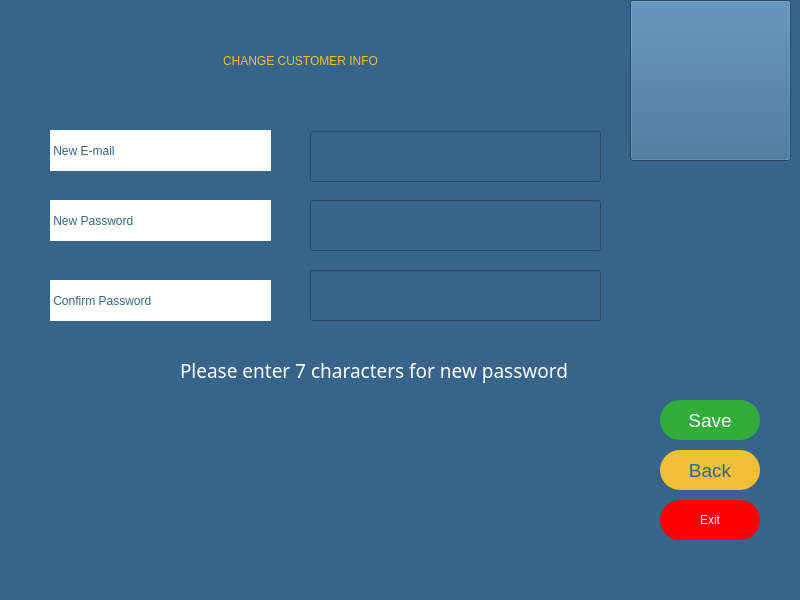
Above: settingscustomer.ui from melihorhanyilmaz/Project before the change. Below: the same form after it.
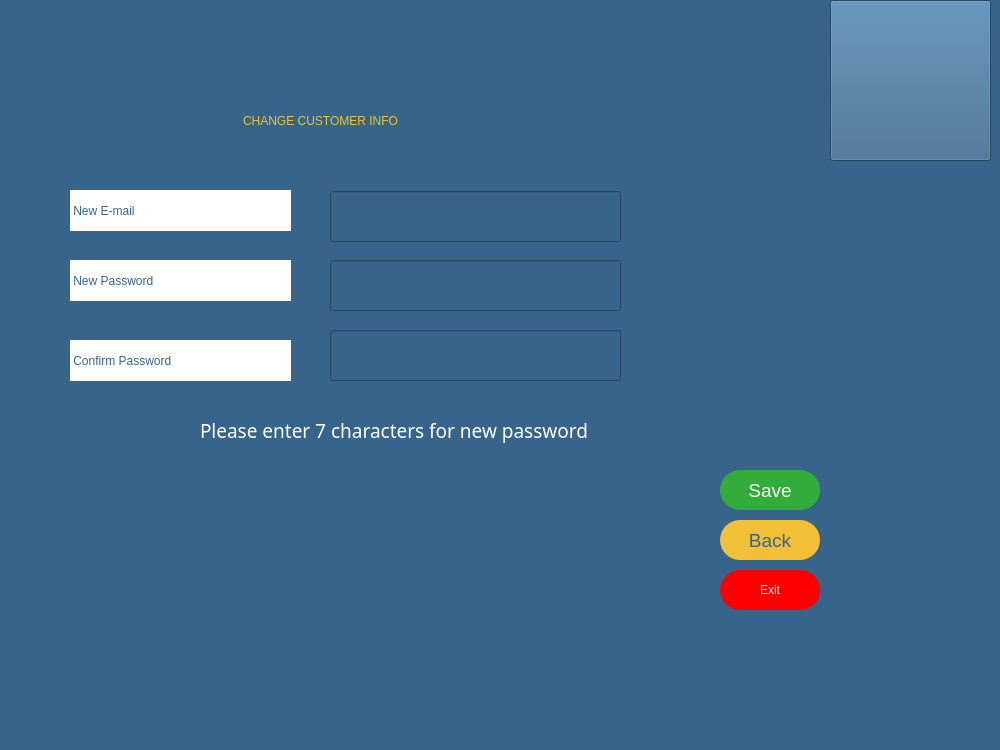
That is the form after the change. Icons and pictures are not drawn.

The edit to the form file:
```diff
--- a/settingscustomer.ui
+++ b/settingscustomer.ui
@@ -6,8 +6,8 @@
    <rect>
     <x>0</x>
     <y>0</y>
-    <width>800</width>
-    <height>600</height>
+    <width>1000</width>
+    <height>750</height>
    </rect>
   </property>
   <property name="windowTitle">
@@ -20,8 +20,8 @@
    <widget class="QLabel" name="label">
     <property name="geometry">
      <rect>
-      <x>120</x>
-      <y>40</y>
+      <x>140</x>
+      <y>100</y>
       <width>361</width>
       <height>41</height>
      </rect>
@@ -40,8 +40,8 @@
    <widget class="QLabel" name="la_name">
     <property name="geometry">
      <rect>
-      <x>50</x>
-      <y>130</y>
+      <x>70</x>
+      <y>190</y>
       <width>221</width>
       <height>41</height>
      </rect>
@@ -58,8 +58,8 @@
    <widget class="QLabel" name="la_password">
     <property name="geometry">
      <rect>
-      <x>50</x>
-      <y>200</y>
+      <x>70</x>
+      <y>260</y>
       <width>221</width>
       <height>41</height>
      </rect>
@@ -76,8 +76,8 @@
    <widget class="QLineEdit" name="li_name">
     <property name="geometry">
      <rect>
-      <x>310</x>
-      <y>131</y>
+      <x>330</x>
+      <y>191</y>
       <width>291</width>
       <height>51</height>
      </rect>
@@ -90,8 +90,8 @@
    <widget class="QLineEdit" name="li_password">
     <property name="geometry">
      <rect>
-      <x>310</x>
-      <y>200</y>
+      <x>330</x>
+      <y>260</y>
       <width>291</width>
       <height>51</height>
      </rect>
@@ -110,8 +110,8 @@
    <widget class="QLabel" name="la_confpass">
     <property name="geometry">
      <rect>
-      <x>50</x>
-      <y>280</y>
+      <x>70</x>
+      <y>340</y>
       <width>221</width>
       <height>41</height>
      </rect>
@@ -128,8 +128,8 @@
    <widget class="QLineEdit" name="li_confpass">
     <property name="geometry">
      <rect>
-      <x>310</x>
-      <y>270</y>
+      <x>330</x>
+      <y>330</y>
       <width>291</width>
       <height>51</height>
      </rect>
@@ -148,8 +148,8 @@
    <widget class="QPushButton" name="B_exit">
     <property name="geometry">
      <rect>
-      <x>660</x>
-      <y>500</y>
+      <x>720</x>
+      <y>570</y>
       <width>100</width>
       <height>40</height>
      </rect>
@@ -171,8 +171,8 @@
    <widget class="QPushButton" name="B_back">
     <property name="geometry">
      <rect>
-      <x>660</x>
-      <y>450</y>
+      <x>720</x>
+      <y>520</y>
       <width>100</width>
       <height>40</height>
      </rect>
@@ -194,8 +194,8 @@
    <widget class="QLabel" name="la_error">
     <property name="geometry">
      <rect>
-      <x>180</x>
-      <y>350</y>
+      <x>200</x>
+      <y>410</y>
       <width>461</width>
       <height>41</height>
      </rect>
@@ -220,8 +220,8 @@
    <widget class="QPushButton" name="B_save">
     <property name="geometry">
      <rect>
-      <x>660</x>
-      <y>400</y>
+      <x>720</x>
+      <y>470</y>
       <width>100</width>
       <height>40</height>
      </rect>
@@ -242,7 +242,7 @@
    <widget class="QPushButton" name="pushButton">
     <property name="geometry">
      <rect>
-      <x>630</x>
+      <x>830</x>
       <y>0</y>
       <width>161</width>
       <height>161</height>
```
Left out of the diff: 2 changed lines with no effect on the pictures.
